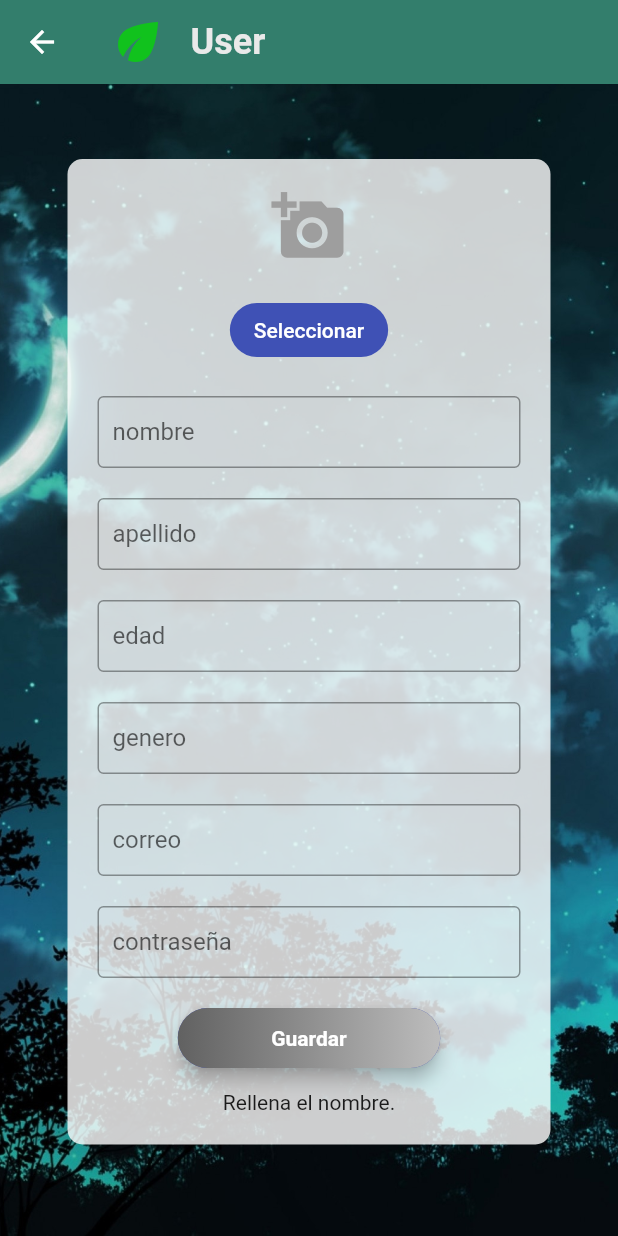
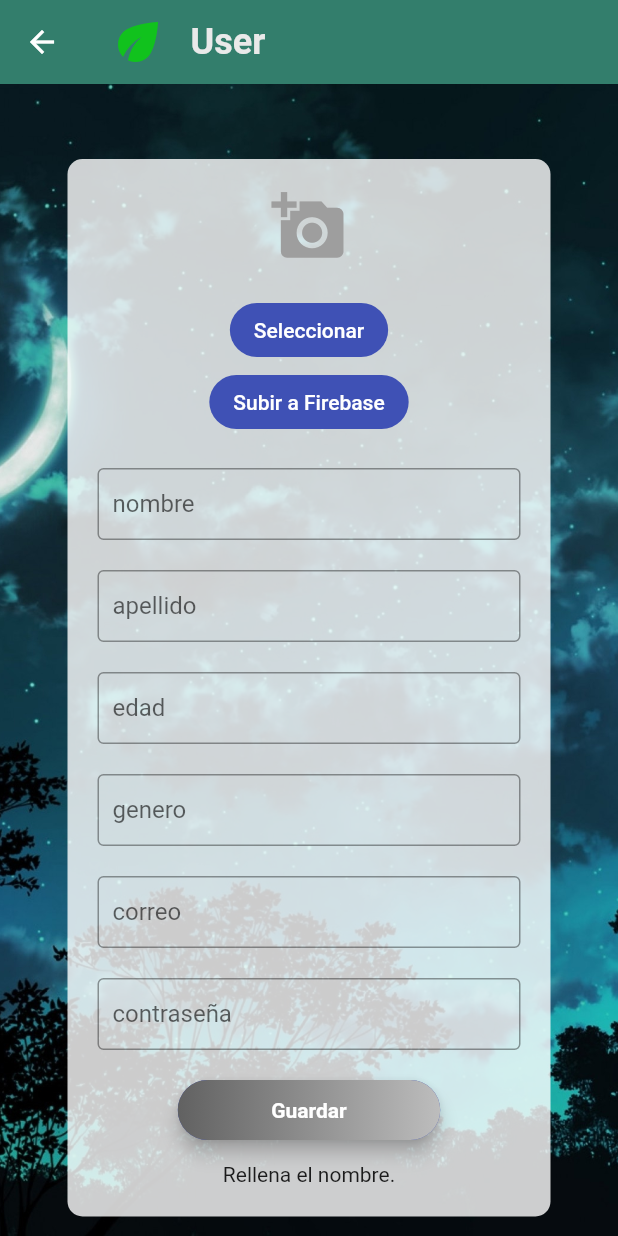
Before and after one commit to IaelChavez/flutter_inventario, a Flutter app: the userView screen opened directly, after a tap on "Guardar", on a phone screen of 412 x 824 dp. Run offline on Flutter 3.47's test engine with Material 2 defaults, Android fonts, the phone set to English and light mode, and no system bars; our stand-ins replace cloud_firestore, curved_labeled_navigation_bar, firebase_core, firebase_storage, image_picker; accounts and stored records are empty; network calls fail; Roboto replaces fonts that are missing (Helvetica).

Commit message:
Se Altero el modelo User y se implemento la funcionalidad para subir imagenes a Storage

```diff
--- a/lib/Model/UserModel.dart
+++ b/lib/Model/UserModel.dart
@@ -3,7 +3,13 @@
 import 'package:cloud_firestore/cloud_firestore.dart';
 import 'package:flutter/material.dart';
 
-class User {
+
+
+abstract class ImageProperty {
+  String get image;
+}
+
+class User extends ImageProperty {
   final String id;
   final String name;
   final String lastName;
@@ -11,6 +17,9 @@ class User {
   final String gender;
   final String email;
   final String password;
+
+  @override
+  final String image;
 
   User(
     {
@@ -20,7 +29,8 @@ class User {
       required this.age,
       required this.gender,
       required this.email,
-      required this.password
+      required this.password,
+      required this.image,
     }
   );
 
@@ -34,6 +44,7 @@ class User {
       gender: data['gender'] ?? '',
       email: data['email'] ?? '',
       password: data['password'] ?? '',
+      image: data['image'] ?? '',
     );
   }
 }
@@ -48,5 +59,6 @@ User userFromDocumentSnapshot(DocumentSnapshot snapshot) {
       gender: data['gender'],
       email: data['email'],
       password: data['password'] ,
+      image: data['image']
     );
 }
--- /dev/null
+++ b/lib/Model/imageProperty.dart
@@ -0,0 +1,3 @@
+abstract class ImageProvider {
+  String get image;
+}
--- a/lib/Model/models.dart
+++ b/lib/Model/models.dart
@@ -1,4 +1,4 @@
-export 'package:practica_inventario/Model/userModel.dart';
+export 'package:practica_inventario/Model/UserModel.dart';
 export 'package:practica_inventario/Model/saleModel.dart';
 export 'package:practica_inventario/Model/purchaseModel.dart';
 export 'package:practica_inventario/Model/productModel.dart';
--- a/lib/firebase/firebase_services.dart
+++ b/lib/firebase/firebase_services.dart
@@ -2,7 +2,7 @@
 
 import 'package:cloud_firestore/cloud_firestore.dart';
 
-import '../Model/userModel.dart';
+import '../Model/UserModel.dart';
 
 FirebaseFirestore db = FirebaseFirestore.instance;
 
@@ -10,7 +10,7 @@ Future<void> addUser(Map<String, dynamic> data) async {
   await db.collection('users').add(data);
 }
 
-Future<List<User>> getUsers() async {
+Future<List<User>>? getUsers() async {
   List<User> users = [];
   QuerySnapshot<Map<String, dynamic>> querySnapshot =
       await FirebaseFirestore.instance.collection('users').get();
@@ -24,6 +24,7 @@ Future<List<User>> getUsers() async {
       gender: doc.data()['gender'],
       email: doc.data()['email'],
       password: doc.data()['password'],
+      image: doc.data()['image'],
     );
     users.add(user);
   });
--- a/lib/firebase/firebase_user.dart
+++ b/lib/firebase/firebase_user.dart
@@ -21,6 +21,7 @@ Future<List<User>>? getUsers() async {
       gender: doc.data()['gender'],
       email: doc.data()['email'],
       password: doc.data()['password'],
+      image: doc.data()['image']
     );
     users.add(user);
   });
--- a/lib/screens/lists/productList.dart
+++ b/lib/screens/lists/productList.dart
@@ -3,7 +3,7 @@ import 'package:firebase_core/firebase_core.dart';
 import 'package:practica_inventario/Model/models.dart';
 import 'package:practica_inventario/firebase/firebase_services.dart';
 import 'package:cloud_firestore/cloud_firestore.dart';
-import 'package:practica_inventario/Model/userModel.dart';
+import 'package:practica_inventario/Model/UserModel.dart';
 import 'package:practica_inventario/screens/screens.dart';
 import 'package:practica_inventario/widgets/listStatic.dart';
 import 'package:practica_inventario/widgets/widgets.dart';
--- a/lib/screens/lists/salesList.dart
+++ b/lib/screens/lists/salesList.dart
@@ -2,7 +2,7 @@ import 'package:flutter/material.dart';
 import 'package:firebase_core/firebase_core.dart';
 import 'package:practica_inventario/firebase/firebase_services.dart';
 import 'package:cloud_firestore/cloud_firestore.dart';
-import 'package:practica_inventario/Model/userModel.dart';
+import 'package:practica_inventario/Model/UserModel.dart';
 import 'package:practica_inventario/screens/screens.dart';
 import 'package:practica_inventario/widgets/listStatic.dart';
 import 'package:practica_inventario/widgets/widgets.dart';
--- a/lib/screens/lists/userList.dart
+++ b/lib/screens/lists/userList.dart
@@ -1,6 +1,6 @@
 import 'package:flutter/material.dart';
 import 'package:practica_inventario/firebase/firebase_services.dart';
-import 'package:practica_inventario/Model/userModel.dart';
+import 'package:practica_inventario/Model/UserModel.dart';
 import 'package:practica_inventario/screens/screens.dart';
 import 'package:practica_inventario/widgets/widgets.dart';
 
--- a/lib/screens/userScreen.dart
+++ b/lib/screens/userScreen.dart
@@ -1,18 +1,15 @@
 import 'dart:io';
-import 'package:curved_labeled_navigation_bar/curved_navigation_bar.dart';
-import 'package:curved_labeled_navigation_bar/curved_navigation_bar_item.dart';
 import 'package:cloud_firestore/cloud_firestore.dart';
 import 'package:flutter/material.dart';
+import 'package:firebase_storage/firebase_storage.dart' as firebase_storage;
 import 'package:flutter/services.dart';
 import 'package:practica_inventario/firebase/firebase_user.dart';
 import 'package:practica_inventario/widgets/appbar.dart';
 import 'package:practica_inventario/widgets/textField.dart';
 
 import '../Model/UserModel.dart';
-import '../controllers/dataItem.dart';
 import '../firebase/firebase_services.dart';
 import '../widgets/button.dart';
-import 'screens.dart';
 import 'package:image_picker/image_picker.dart';
 
 
@@ -57,6 +54,7 @@ class _userView extends State<userView> {
   bool _showErrorGender = false;
   bool _showErrorEmail = false;
   bool _showErrorPassword = false;
+  bool _showErrorImage = false;
 
   String _name = '';
   String _lastName = '';
@@ -64,6 +62,7 @@ class _userView extends State<userView> {
   String _gender = '';
   String _email = '';
   String _password = '';
+  String _imageUrl = '';
 
   vaciarCampos() {
     idController.clear();
@@ -80,6 +79,7 @@ class _userView extends State<userView> {
     _gender = '';
     _email = '';
     _password = '';
+    _imageUrl = '';
   }
 
   bool _validar(String value) {
@@ -100,6 +100,22 @@ class _userView extends State<userView> {
       }
     });
   }
+
+    Future<String> uploadImageToFirebase() async {
+    if (_image == null) {
+      throw Exception('No se ha seleccionado una imagen');
+    }
+
+
+    firebase_storage.Reference storageReference =
+        firebase_storage.FirebaseStorage.instance.ref().child('images/${DateTime.now().millisecondsSinceEpoch}.jpg');
+
+    firebase_storage.UploadTask uploadTask = storageReference.putFile(_image!);
+    firebase_storage.TaskSnapshot taskSnapshot = await uploadTask.whenComplete(() => null);
+
+    return await taskSnapshot.ref.getDownloadURL();
+  }
+
 
   @override
   Widget build(BuildContext context) {
@@ -258,6 +274,7 @@ class _userView extends State<userView> {
                                           "gender": _gender,
                                           "email": _email,
                                           "password": _password,
+                                          "image": _imageUrl,
                                         }, widget.documentId!);
                                       },
                                       text: 'Actualizar',
@@ -397,6 +414,17 @@ class _userView extends State<userView> {
                                 },
                                 child: const Text('Seleccionar'),
                               ),
+                              ElevatedButton(
+                                onPressed: () async {
+                                  try {
+                                    _imageUrl = await uploadImageToFirebase();
+                                    print('Imagen subida a Firebase Storage: $_imageUrl');
+                                  } catch (e) {
+                                    print('Error al subir la imagen: $e');
+                                  }
+                                },
+                                child: Text('Subir a Firebase'),
+                              ),
                               const SizedBox(height: 20),
                               CustomTextField(
                                 controller: nameController,
@@ -496,6 +524,7 @@ class _userView extends State<userView> {
                               _showErrorGender = false;
                               _showErrorEmail = false;
                               _showErrorPassword = false;
+                              _showErrorImage = false;
                               // Validar cada campo individualmente para mostrar la alerta una por una
                               if (_validar(_name)) {
                                 _showErrorName = true;
@@ -509,6 +538,8 @@ class _userView extends State<userView> {
                                 _showErrorEmail = true;
                               } else if (_validar(_password)) {
                                 _showErrorPassword = true;
+                              } else if (_validar(_imageUrl)) {
+                                _showErrorImage = true;
                               } else {
                                 // El formulario es válido, envía los datos
                                 try {
@@ -519,6 +550,7 @@ class _userView extends State<userView> {
                                     "gender": _gender,
                                     "email": _email,
                                     "password": _password,
+                                    "image": _imageUrl,
                                   });
                                   vaciarCampos();
                                 } catch (e) {}
@@ -556,6 +588,10 @@ class _userView extends State<userView> {
                           visible: _showErrorPassword,
                           child: const Text('Rellena la contraseña.'),
                         ),
+                        Visibility(
+                          visible: _showErrorImage,
+                          child: const Text('Selecciona una imagen.'),
+                        ),
                       ],
                     )),
               ),
--- a/lib/widgets/card.dart
+++ b/lib/widgets/card.dart
@@ -18,9 +18,9 @@ class CustomCard extends StatelessWidget {
             Container(
                 alignment: Alignment.topCenter,
                 height: MediaQuery.of(context).size.height / 1.7,
-                decoration: const BoxDecoration(
+                decoration:  BoxDecoration(
                     image: DecorationImage(
-                        image: NetworkImage("https://www.clinicaveterinariazarpa.com/wp-content/uploads/2019/04/ferret.jpg"), fit: BoxFit.cover)),
+                        image: NetworkImage(url(item,base)), fit: BoxFit.cover)),
                 child: Padding(
                   padding: const EdgeInsets.all(20),
                   child: Row(
--- a/lib/widgets/detail.dart
+++ b/lib/widgets/detail.dart
@@ -6,7 +6,7 @@ import 'package:practica_inventario/firebase/firebase_services.dart';
 import 'package:cloud_firestore/cloud_firestore.dart';
 import 'package:practica_inventario/controllers/controllers.dart';
 
-import '../Model/userModel.dart';
+import '../Model/UserModel.dart';
 
 class UserDetail extends StatefulWidget {
   final String documentId;
--- a/lib/widgets/listStatic.dart
+++ b/lib/widgets/listStatic.dart
@@ -4,7 +4,7 @@
 
 import 'package:cloud_firestore/cloud_firestore.dart';
 import 'package:flutter/material.dart';
-import 'package:practica_inventario/Model/userModel.dart';
+import 'package:practica_inventario/Model/UserModel.dart';
 import 'package:practica_inventario/screens/screens.dart';
 import 'package:practica_inventario/widgets/widgets.dart';
 
```
Also changed, not shown: lib/controllers/buildDetail.dart (+27 -0 lines).
